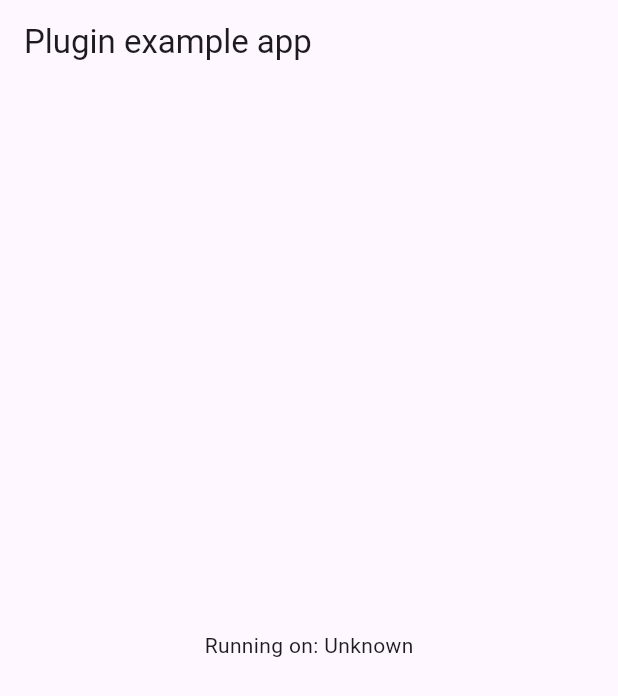
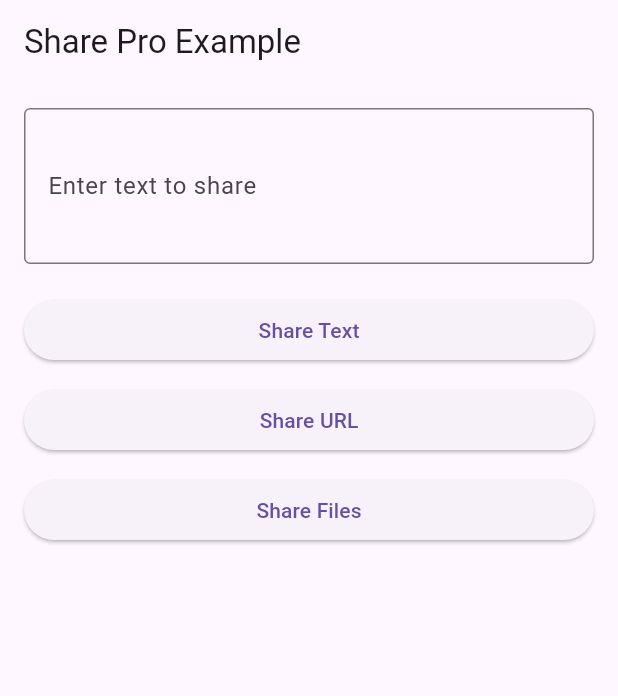
Before and after one commit to DabhiNavaghan/share_pro, a Flutter app: the screen it shows after launch, on a phone screen of 412 x 824 dp. Shown: the top 696 px of the screen. Run offline on Flutter 3.47's test engine with Material 3 defaults, Android fonts, the phone set to English and light mode, and no system bars; our stand-ins replace plugin_platform_interface.

Commit message:
update : example

```diff
--- a/example/lib/main.dart
+++ b/example/lib/main.dart
@@ -1,8 +1,5 @@
 import 'package:flutter/material.dart';
-import 'dart:async';
-
-import 'package:flutter/services.dart';
-import 'package:sharer/sharer.dart';
+import 'package:share_pro/share_pro.dart';
 
 void main() {
   runApp(const MyApp());
@@ -16,48 +13,99 @@ class MyApp extends StatefulWidget {
 }
 
 class _MyAppState extends State<MyApp> {
-  String _platformVersion = 'Unknown';
-  final _sharerPlugin = Sharer();
-
-  @override
-  void initState() {
-    super.initState();
-    initPlatformState();
-  }
-
-  // Platform messages are asynchronous, so we initialize in an async method.
-  Future<void> initPlatformState() async {
-    String platformVersion;
-    // Platform messages may fail, so we use a try/catch PlatformException.
-    // We also handle the message potentially returning null.
-    try {
-      platformVersion =
-          await _sharerPlugin.getPlatformVersion() ?? 'Unknown platform version';
-    } on PlatformException {
-      platformVersion = 'Failed to get platform version.';
-    }
-
-    // If the widget was removed from the tree while the asynchronous platform
-    // message was in flight, we want to discard the reply rather than calling
-    // setState to update our non-existent appearance.
-    if (!mounted) return;
-
-    setState(() {
-      _platformVersion = platformVersion;
-    });
-  }
+  final _sharePro = SharePro();
+  final TextEditingController _textController = TextEditingController();
 
   @override
   Widget build(BuildContext context) {
     return MaterialApp(
       home: Scaffold(
         appBar: AppBar(
-          title: const Text('Plugin example app'),
+          title: const Text('Share Pro Example'),
         ),
-        body: Center(
-          child: Text('Running on: $_platformVersion\n'),
+        body: Padding(
+          padding: const EdgeInsets.all(16.0),
+          child: Column(
+            crossAxisAlignment: CrossAxisAlignment.stretch,
+            children: [
+              TextField(
+                controller: _textController,
+                decoration: const InputDecoration(
+                  labelText: 'Enter text to share',
+                  border: OutlineInputBorder(),
+                ),
+                maxLines: 3,
+              ),
+              const SizedBox(height: 20),
+
+              // Share Text Button
+              ElevatedButton(
+                onPressed: () async {
+                  try {
+                    await _sharePro.share(  'Shared from Share Pro',
+                    );
+                  } catch (e) {
+                    _showError('Error sharing text: $e');
+                  }
+                },
+                child: const Text('Share Text'),
+              ),
+
+              const SizedBox(height: 12),
+
+              // Share URL Button
+              ElevatedButton(
+                onPressed: () async {
+                  try {
+                    await _sharePro.share( 'Check out Flutter!',
+                    );
+                  } catch (e) {
+                    _showError('Error sharing URL: $e');
+                  }
+                },
+                child: const Text('Share URL'),
+              ),
+
+              const SizedBox(height: 12),
+
+              // Share Files Button (Simulated)
+              ElevatedButton(
+                onPressed: () async {
+                  try {
+                    // Note: In a real app, you'd get actual file paths
+                    List<String> filePaths = [
+                      '/path/to/image.jpg',
+                      '/path/to/document.pdf'
+                    ];
+                     //WORKING ON IT
+                  } catch (e) {
+                    _showError('Error sharing files: $e');
+                  }
+                },
+                child: const Text('Share Files'),
+              ),
+            ],
+          ),
         ),
       ),
     );
   }
+
+  void _showError(String message) {
+    // Show error message using a snackbar
+    if (mounted) {
+      ScaffoldMessenger.of(context).showSnackBar(
+        SnackBar(
+          content: Text(message),
+          backgroundColor: Colors.red,
+        ),
+      );
+    }
+  }
+
+  @override
+  void dispose() {
+    _textController.dispose();
+    super.dispose();
+  }
 }
--- a/pubspec.yaml
+++ b/pubspec.yaml
@@ -2,7 +2,7 @@ name: share_pro
 description: A Flutter plugin that enables sharing text content to other apps on Android and iOS platforms.
 version: 1.0.2
 homepage: https://navaghandabhi.github.io/navaghan/
-repository: https://github.com/navaghandabhi/share_pro
+repository: https://github.com/DabhiNavaghan/share_pro
 
 environment:
   sdk: '>=3.0.0 <4.0.0'
```
Also changed, not shown: example/pubspec.yaml (+8 -67 lines), example/pubspec.lock, 2 other files.
